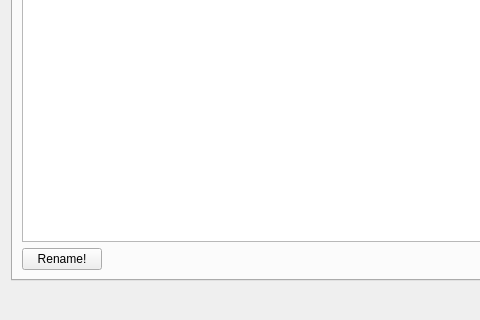
The window that ac7renamer/ac7renamerdlg.ui (shimpe/ac7renamer) describes before a commit, drawn with Qt 5; both pictures show x 0 to 480 and y 322 to 642 of the 1286 by 642 pixel window.
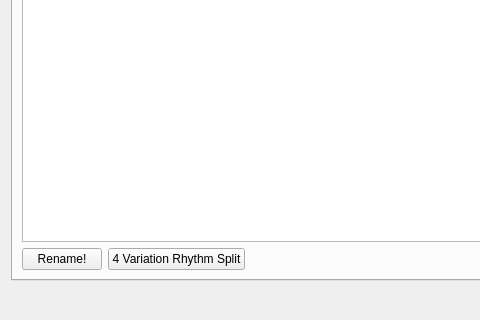
The same window after the commit. The open tabs and pages were chosen to show the change.

Commit message: add rhythm splitter

Diff of the .ui file:
```diff
--- a/ac7renamer/ac7renamerdlg.ui
+++ b/ac7renamer/ac7renamerdlg.ui
@@ -475,6 +475,13 @@
              </property>
             </widget>
            </item>
+           <item>
+            <widget class="QPushButton" name="rhythmSplit">
+             <property name="text">
+              <string>4 Variation Rhythm Split</string>
+             </property>
+            </widget>
+           </item>
            <item>
             <spacer name="horizontalSpacer_4">
              <property name="orientation">
```
The commit also changes 2 other files.
